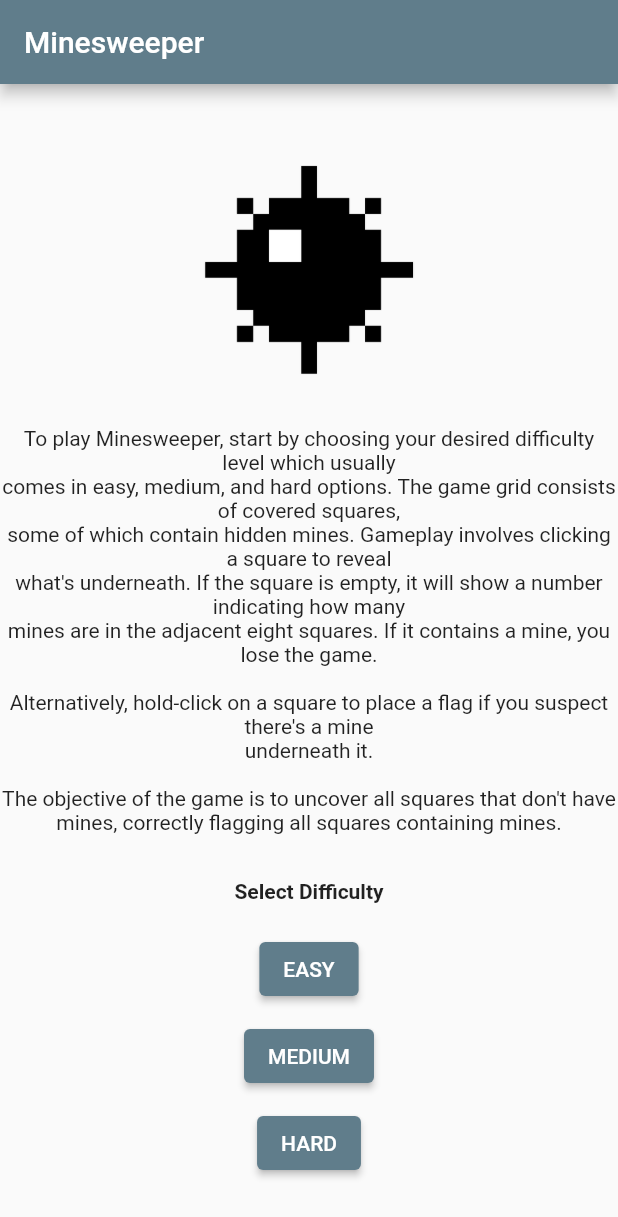
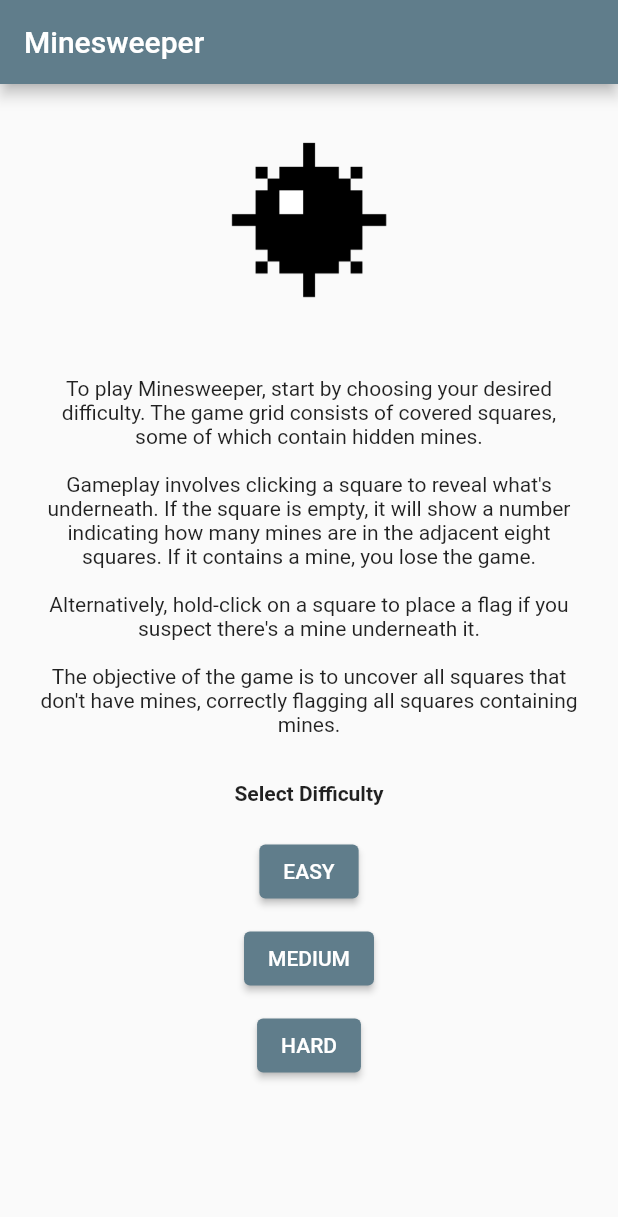
Before and after one commit to ztroop/minesweeper-game, a Flutter app: the screen it shows after launch, on a phone screen of 412 x 824 dp. Shown: the top 1217 px of the screen. Run offline on Flutter 3.47's test engine with Material 2 defaults, Android fonts, the phone set to English and light mode, and no system bars.

Commit message:
Changes to assets and text

```diff
--- a/lib/main.dart
+++ b/lib/main.dart
@@ -87,17 +87,14 @@ class MinesweeperBoard extends StatelessWidget {
   /// Returns the widget representing the content of the given [cell] in the Minesweeper game board
   Widget? _buildCellContent(Cell cell) {
     if (cell.status == CellStatus.flagged) {
-      return const Padding(
-          padding: EdgeInsets.symmetric(vertical: 10),
-          child: Image(image: AssetImage('assets/flag.png'), fit: BoxFit.fill));
+      return const Image(
+          image: AssetImage('assets/flag.png'), fit: BoxFit.fill);
     }
 
     if (cell.status == CellStatus.uncovered) {
       if (cell.hasMine) {
-        return const Padding(
-            padding: EdgeInsets.symmetric(vertical: 10),
-            child:
-                Image(image: AssetImage('assets/bomb.png'), fit: BoxFit.fill));
+        return const Image(
+            image: AssetImage('assets/bomb.png'), fit: BoxFit.fill);
       } else if (cell.adjacentMines > 0) {
         return Text(
           '${cell.adjacentMines}',
@@ -199,7 +196,8 @@ class StartScreen extends StatelessWidget {
   Widget build(BuildContext context) {
     return Scaffold(
       appBar: AppBar(title: const Text('Minesweeper')),
-      body: Center(
+      body: SingleChildScrollView(
+        child: Center(
           child: Column(
             mainAxisAlignment: MainAxisAlignment.center,
             children: [
@@ -210,19 +208,15 @@ class StartScreen extends StatelessWidget {
                       height: 150,
                       width: 150)),
               const Padding(
-                padding: EdgeInsets.symmetric(vertical: 15),
+                  padding: EdgeInsets.symmetric(vertical: 15, horizontal: 25),
                   child: Text(
-                  """To play Minesweeper, start by choosing your desired difficulty level which usually
-comes in easy, medium, and hard options. The game grid consists of covered squares,
-some of which contain hidden mines. Gameplay involves clicking a square to reveal
-what's underneath. If the square is empty, it will show a number indicating how many
-mines are in the adjacent eight squares. If it contains a mine, you lose the game.
+                    """To play Minesweeper, start by choosing your desired difficulty. The game grid consists of covered squares, some of which contain hidden mines.
 
-Alternatively, hold-click on a square to place a flag if you suspect there's a mine
-underneath it.
+Gameplay involves clicking a square to reveal what's underneath. If the square is empty, it will show a number indicating how many mines are in the adjacent eight squares. If it contains a mine, you lose the game.
 
-The objective of the game is to uncover all squares that don't have
-mines, correctly flagging all squares containing mines.""",
+Alternatively, hold-click on a square to place a flag if you suspect there's a mine underneath it.
+
+The objective of the game is to uncover all squares that don't have mines, correctly flagging all squares containing mines.""",
                     textAlign: TextAlign.center,
                   )),
               const Padding(
@@ -247,6 +241,7 @@ mines, correctly flagging all squares containing mines.""",
                   ),
                 ),
             ],
+          ),
         ),
       ),
     );
```
Also changed, not shown: assets/bomb.png, assets/flag.png. Lines whose indentation alone changed are shown as unchanged.
